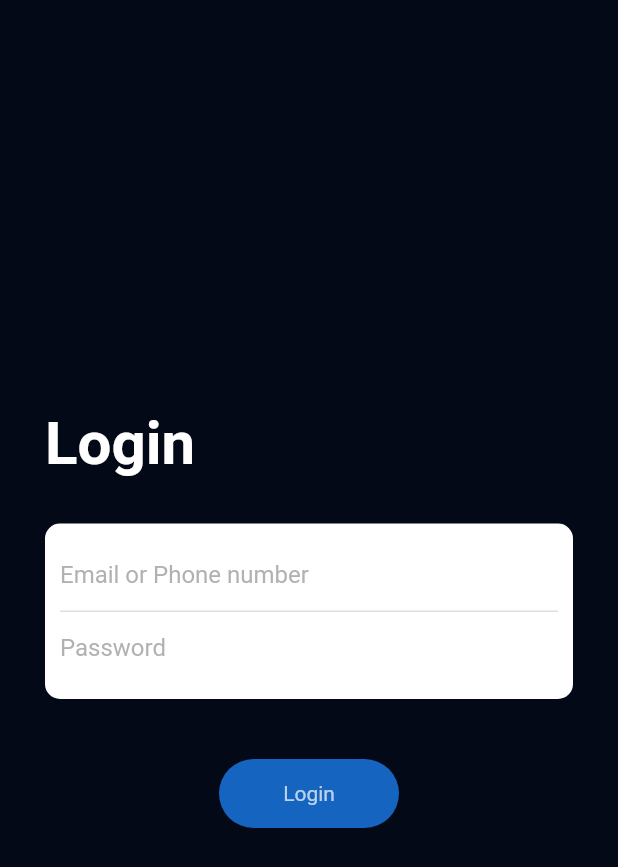
After one commit to Yunus-Kocatas/educational_app, a Flutter app: the LoginPage screen opened directly, on a phone screen of 412 x 824 dp. The commit adds this screen. Shown: the top 867 px of the screen. Run offline on Flutter 3.47's test engine with Material 2 defaults, Android fonts, the phone set to English and light mode, and no system bars; our stand-ins replace cloud_firestore, firebase_auth, firebase_core, fluttertoast, page_transition, simple_animations; accounts and stored records are empty.

Commit message:
son srurum

```diff
--- /dev/null
+++ b/lib/Animations/FadeAnimation.dart
@@ -0,0 +1,33 @@
+import 'package:flutter/material.dart';
+import 'package:simple_animations/simple_animations.dart';
+
+class FadeAnimation extends StatelessWidget {
+  final double delay;
+  final Widget child;
+
+  FadeAnimation(this.delay, this.child);
+
+  @override
+  Widget build(BuildContext context) {
+    final tween = MultiTrackTween([
+      Track("opacity").add(Duration(milliseconds: 500), Tween(begin: 0.0, end: 1.0)),
+      Track("translateY").add(
+        Duration(milliseconds: 500), Tween(begin: -130.0, end: 0.0),
+        curve: Curves.easeOut)
+    ]);
+
+    return ControlledAnimation(
+      delay: Duration(milliseconds: (500 * delay).round()),
+      duration: tween.duration,
+      tween: tween,
+      child: child,
+      builderWithChild: (context, child, animation) => Opacity(
+        opacity: animation["opacity"],
+        child: Transform.translate(
+          offset: Offset(0, animation["translateY"]),
+          child: child
+        ),
+      ),
+    );
+  }
+}
--- a/lib/Login/login_screen.dart
+++ b/lib/Login/login_screen.dart
@@ -3,9 +3,9 @@ import 'dart:ui';
 import 'package:firebase_auth/firebase_auth.dart';
 import 'package:flutter/material.dart';
 import 'package:flutter/painting.dart';
+import 'package:flutter_design/Login/splash_screen.dart';
 import 'package:fluttertoast/fluttertoast.dart';
 
-import '../home_page.dart';
 import 'registration_screen.dart';
 
 class LoginScreen extends StatefulWidget {
@@ -185,7 +185,7 @@ class _LoginScreenState extends State<LoginScreen> {
             (uid) => {
               Fluttertoast.showToast(msg: 'Login Succesuful'),
               Navigator.of(context).pushReplacement(MaterialPageRoute(
-                builder: (context) => HomePage(),
+                builder: (context) => MySplashScreen(),
               ))
             },
           )
--- /dev/null
+++ b/lib/LoginPage.dart
@@ -0,0 +1,86 @@
+import 'package:flutter/material.dart';
+
+import 'Animations/FadeAnimation.dart';
+
+class LoginPage extends StatelessWidget {
+  @override
+  Widget build(BuildContext context) {
+    return Scaffold(
+      backgroundColor: Color.fromRGBO(3, 9, 23, 1),
+      body: Container(
+        padding: EdgeInsets.all(30),
+        child: Column(
+          crossAxisAlignment: CrossAxisAlignment.start,
+          mainAxisAlignment: MainAxisAlignment.center,
+          children: <Widget>[
+            FadeAnimation(
+                1.2,
+                Text(
+                  "Login",
+                  style: TextStyle(
+                      color: Colors.white,
+                      fontSize: 40,
+                      fontWeight: FontWeight.bold),
+                )),
+            SizedBox(
+              height: 30,
+            ),
+            FadeAnimation(
+                1.5,
+                Container(
+                  padding: EdgeInsets.all(10),
+                  decoration: BoxDecoration(
+                      borderRadius: BorderRadius.circular(10),
+                      color: Colors.white),
+                  child: Column(
+                    children: <Widget>[
+                      Container(
+                        decoration: BoxDecoration(
+                            border: Border(
+                                bottom: BorderSide(color: Colors.grey[300]))),
+                        child: TextField(
+                          decoration: InputDecoration(
+                              border: InputBorder.none,
+                              hintStyle:
+                                  TextStyle(color: Colors.grey.withOpacity(.8)),
+                              hintText: "Email or Phone number"),
+                        ),
+                      ),
+                      Container(
+                        decoration: BoxDecoration(),
+                        child: TextField(
+                          decoration: InputDecoration(
+                              border: InputBorder.none,
+                              hintStyle:
+                                  TextStyle(color: Colors.grey.withOpacity(.8)),
+                              hintText: "Password"),
+                        ),
+                      ),
+                    ],
+                  ),
+                )),
+            SizedBox(
+              height: 40,
+            ),
+            FadeAnimation(
+                1.8,
+                Center(
+                  child: Container(
+                    width: 120,
+                    padding: EdgeInsets.all(15),
+                    decoration: BoxDecoration(
+                        borderRadius: BorderRadius.circular(50),
+                        color: Colors.blue[800]),
+                    child: Center(
+                        child: Text(
+                      "Login",
+                      style: TextStyle(color: Colors.white.withOpacity(.7)),
+                    )),
+                  ),
+                )),
+          ],
+        ),
+      ),
+    );
+  }
+}
--- a/pubspec.yaml
+++ b/pubspec.yaml
@@ -33,6 +33,9 @@ dependencies:
   firebase_core: ^1.10.2
   fluttertoast: ^8.0.8
   firebase_auth: ^3.3.0
+  simple_animations: ^1.1.3
+  page_transition: ^1.1.4
+
 
 dev_dependencies:
   flutter_test:
```
Also changed, not shown: lib/Login/registration_screen.dart (+95 -6 lines), lib/Login/splash_screen.dart (added, +229 -0 lines), lib/models/user_model.dart (added, +35 -0 lines), pubspec.lock, 9 other files.
